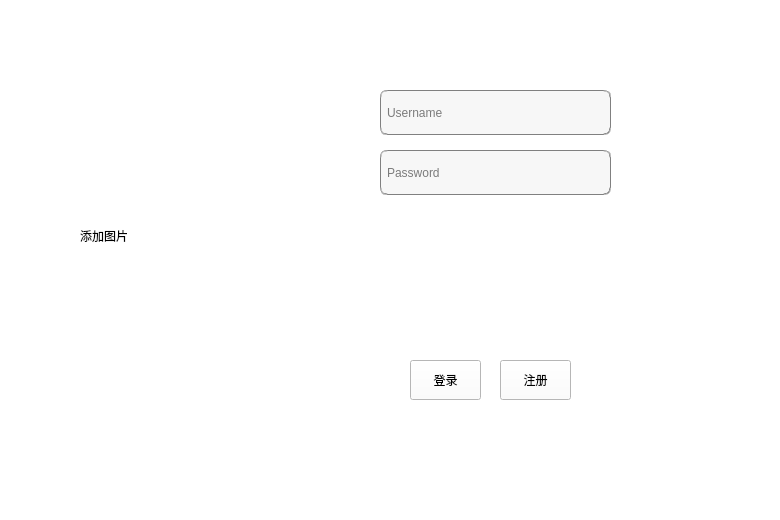
Old version of the form login.ui in the repository Nahjs/Bejeweled.
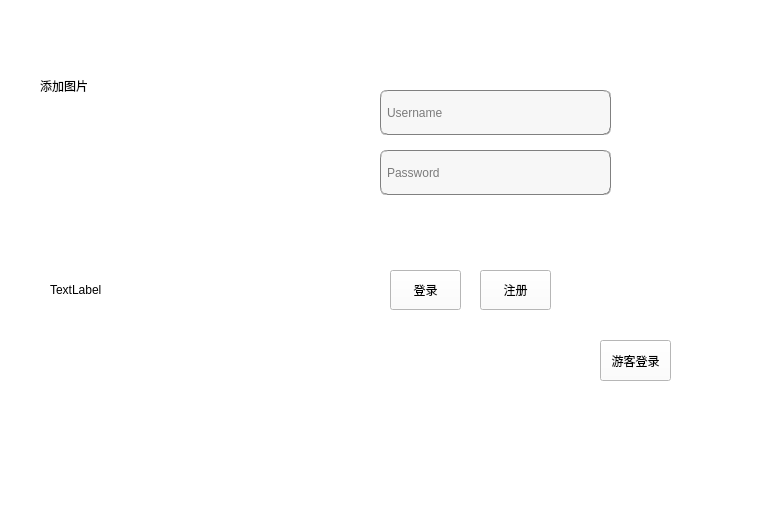
New version of the form. Icons and pictures are not drawn.

Commit message: 实现：利用数据库更新一个实时排行榜、增加游客模式（不计入排行，可查看） 已修复bug: 1.注册后登录无法进入开始界面 2.提示按钮可点击多次，引发多次扣分

What changed in the file:
```diff
--- a/login.ui
+++ b/login.ui
@@ -26,10 +26,10 @@
    <widget class="QLabel" name="label_image">
     <property name="geometry">
      <rect>
-      <x>80</x>
-      <y>110</y>
-      <width>191</width>
-      <height>251</height>
+      <x>40</x>
+      <y>30</y>
+      <width>121</width>
+      <height>111</height>
      </rect>
     </property>
     <property name="styleSheet">
@@ -95,8 +95,8 @@
    <widget class="QPushButton" name="btn_signin">
     <property name="geometry">
      <rect>
-      <x>410</x>
-      <y>360</y>
+      <x>390</x>
+      <y>270</y>
       <width>71</width>
       <height>40</height>
      </rect>
@@ -117,8 +117,8 @@
    <widget class="QPushButton" name="btn_signup">
     <property name="geometry">
      <rect>
-      <x>500</x>
-      <y>360</y>
+      <x>480</x>
+      <y>270</y>
       <width>71</width>
       <height>40</height>
      </rect>
@@ -136,6 +136,45 @@
      <string>注册</string>
     </property>
    </widget>
+   <widget class="QLabel" name="label_guestTip">
+    <property name="geometry">
+     <rect>
+      <x>50</x>
+      <y>250</y>
+      <width>300</width>
+      <height>80</height>
+     </rect>
+    </property>
+    <property name="alignment">
+     <set>Qt::AlignLeading|Qt::AlignLeft|Qt::AlignTop</set>
+    </property>
+   </widget>
+   <widget class="QLabel" name="label_guestTip_2">
+    <property name="geometry">
+     <rect>
+      <x>50</x>
+      <y>250</y>
+      <width>300</width>
+      <height>80</height>
+     </rect>
+    </property>
+    <property name="text">
+     <string>TextLabel</string>
+    </property>
+   </widget>
+   <widget class="QPushButton" name="btn_guest">
+    <property name="geometry">
+     <rect>
+      <x>600</x>
+      <y>340</y>
+      <width>71</width>
+      <height>41</height>
+     </rect>
+    </property>
+    <property name="text">
+     <string>游客登录</string>
+    </property>
+   </widget>
   </widget>
  </widget>
  <resources/>
```
The commit also changes 220 other files.
